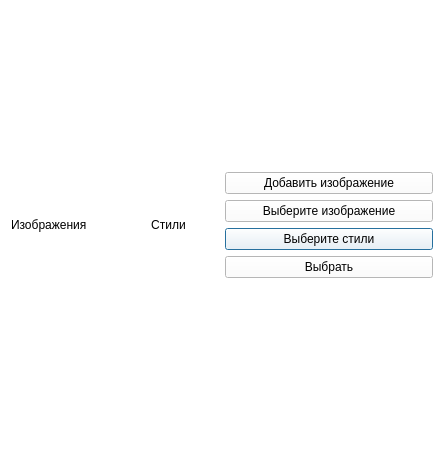
Qt form CNN Style Transfer/UI_Dialog.ui (DanielVampire/CNN-Style-Transfer) before a commit.
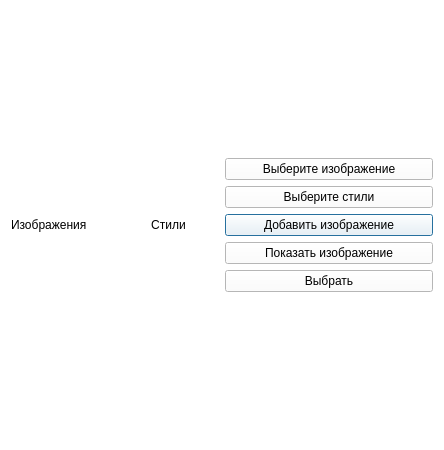
The same form after that commit.

The edit to the form file:
```diff
--- a/CNN Style Transfer/UI_Dialog.ui
+++ b/CNN Style Transfer/UI_Dialog.ui
@@ -19,6 +19,13 @@
   <layout class="QGridLayout" name="gridLayout">
    <item row="1" column="1">
     <layout class="QGridLayout" name="Grid">
+     <item row="3" column="0">
+      <widget class="QPushButton" name="AddPic">
+       <property name="text">
+        <string>Добавить изображение</string>
+       </property>
+      </widget>
+     </item>
      <item row="2" column="0">
       <widget class="QPushButton" name="TakeStyle">
        <property name="enabled">
@@ -36,17 +43,29 @@
        </property>
       </widget>
      </item>
-     <item row="3" column="0">
+     <item row="5" column="0">
       <widget class="QPushButton" name="UsePics">
        <property name="text">
         <string>Выбрать</string>
        </property>
       </widget>
      </item>
-     <item row="0" column="0">
-      <widget class="QPushButton" name="AddPic">
+     <item row="4" column="0">
+      <widget class="QPushButton" name="ShowImgStyle">
        <property name="text">
-        <string>Добавить изображение</string>
+        <string>Показать изображение</string>
+       </property>
+       <property name="autoRepeat">
+        <bool>false</bool>
+       </property>
+       <property name="autoExclusive">
+        <bool>false</bool>
+       </property>
+       <property name="autoRepeatDelay">
+        <number>300</number>
+       </property>
+       <property name="flat">
+        <bool>false</bool>
        </property>
       </widget>
      </item>
```
Left out of the diff: 12 changed lines with no effect on the pictures.
